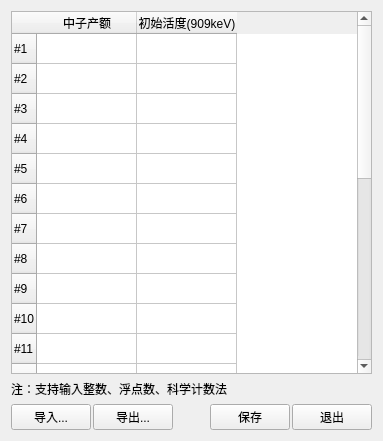
Before: the Qt Designer form neutronyieldcalibration.ui in MrXiaomao/HXR_Detector, drawn with Qt 5.
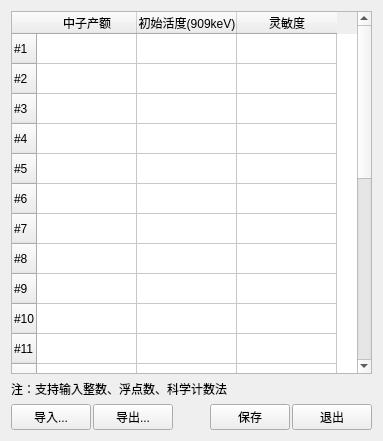
After: the same form once the commit is applied.

Commit message: 更换标题，添加一列灵敏度，纠正界面部分文字的错误，config/Detector变为config/configuration

Patch:
```diff
--- a/neutronyieldcalibration.ui
+++ b/neutronyieldcalibration.ui
@@ -146,6 +146,11 @@
        <string>初始活度(909keV)</string>
       </property>
      </column>
+     <column>
+      <property name="text">
+       <string>灵敏度</string>
+      </property>
+     </column>
     </widget>
    </item>
    <item>
```
The commit also changes 11 other files.
